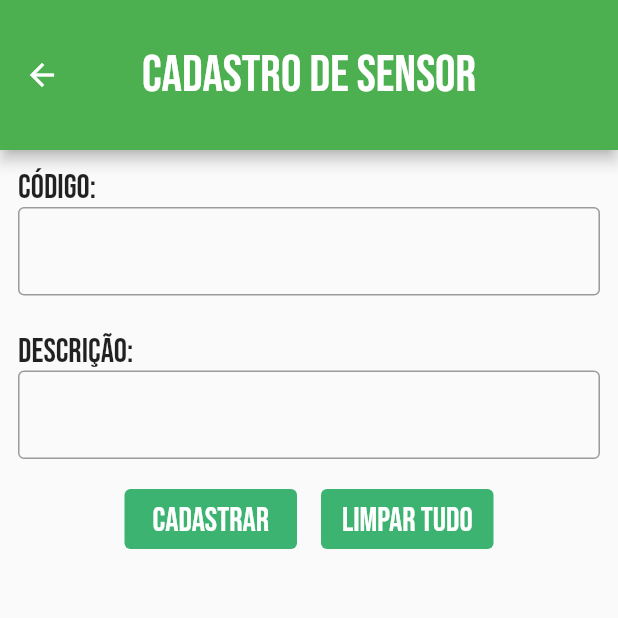
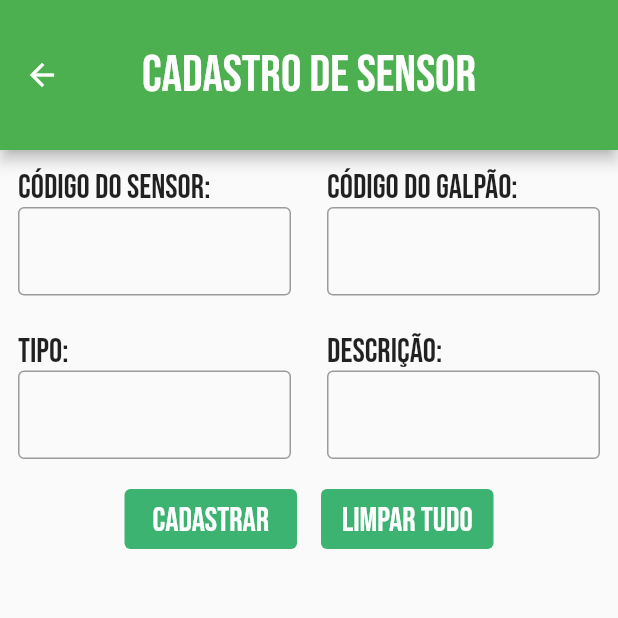
Before and after one commit to IsaiasBrazil/avicultor, a Flutter app: the TelaCadastroSensor screen opened directly, on a phone screen of 412 x 824 dp, the top half of it. Run offline on Flutter 3.47's test engine with Material 2 defaults, Android fonts, the phone set to English and light mode, and no system bars; missing offline and left inert: mqtt_client.

Commit message:
Tela de cadastro do sensor ajustada de acordo com o modelo de BD atual

```diff
--- a/lib/cadastrar_sensor.dart
+++ b/lib/cadastrar_sensor.dart
@@ -1,5 +1,4 @@
 import 'package:flutter/material.dart';
-
 import 'widget_botao.dart';
 import 'widget_campo.dart';
 
@@ -12,6 +11,8 @@ class TelaCadastroSensor extends StatefulWidget {
 
 class _TelaCadastroSensorState extends State<TelaCadastroSensor> {
   TextEditingController codigoDoSensor = TextEditingController();
+  TextEditingController codigoDoGalpao = TextEditingController();
+  TextEditingController tipoDoSensor = TextEditingController();
   TextEditingController descricaoDoSensor = TextEditingController();
 
   @override
@@ -30,11 +31,18 @@ class _TelaCadastroSensorState extends State<TelaCadastroSensor> {
             children: [
               Expanded(
                 child: Campo(
-                  nome: 'Código:',
+                  nome: 'Código do sensor:',
                   controller: codigoDoSensor,
                   keyboardType: TextInputType.text,
                 ),
               ),
+              Expanded(
+                child: Campo(
+                  nome: 'Código do galpão:',
+                  controller: codigoDoGalpao,
+                  keyboardType: TextInputType.text,
+                ),
+              )
             ],
           ),
           Row(
@@ -42,11 +50,18 @@ class _TelaCadastroSensorState extends State<TelaCadastroSensor> {
             children: [
               Expanded(
                 child: Campo(
+                  nome: 'Tipo:',
+                  controller: tipoDoSensor,
+                  keyboardType: TextInputType.text,
+                ),
+              ),
+              Expanded(
+                child: Campo(
                   nome: 'Descrição:',
                   controller: descricaoDoSensor,
                   keyboardType: TextInputType.text,
                 ),
-              ),
+              )
             ],
           ),
           Row(
```
